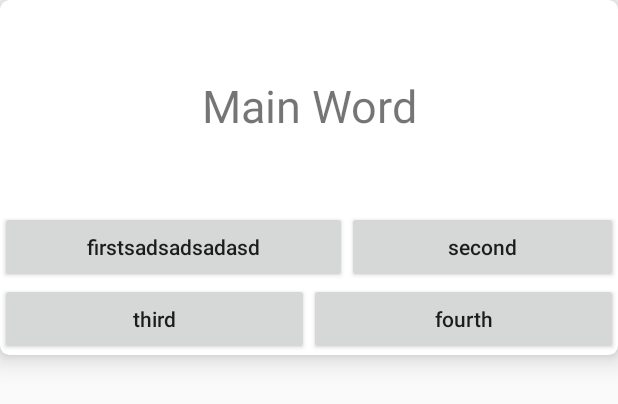
After one commit to okisad/Memofication, an Android app: the layout word_card_card_layout.xml on its own in the app's theme, with its tools: preview values and no code run, on a phone screen of 412 x 824 dp. The commit adds this screen. Shown: the top 404 px of the screen. Run offline under Robolectric (Android 15) with nearby library versions, the light colour scheme and no system bars.

Commit message:
change word card view

```diff
--- a/app/src/main/java/com/oktaysadoglu/memofication/activities/PlacementTestActivity.java
+++ b/app/src/main/java/com/oktaysadoglu/memofication/activities/PlacementTestActivity.java
@@ -2,27 +2,19 @@ package com.oktaysadoglu.memofication.activities;
 
 import android.content.Context;
 import android.os.Bundle;
-import android.support.design.widget.FloatingActionButton;
-import android.support.design.widget.Snackbar;
 import android.support.v7.app.AppCompatActivity;
-import android.support.v7.widget.Toolbar;
 import android.util.Log;
 import android.view.LayoutInflater;
 import android.view.View;
 import android.view.ViewGroup;
 import android.widget.BaseAdapter;
+import android.widget.Button;
 import android.widget.TextView;
-import android.widget.Toast;
 
 import com.daprlabs.cardstack.SwipeDeck;
 import com.oktaysadoglu.memofication.Memofication;
 import com.oktaysadoglu.memofication.R;
-import com.oktaysadoglu.memofication.db.UserWords;
-import com.oktaysadoglu.memofication.db.UserWordsDao;
-import com.oktaysadoglu.memofication.db.Word;
-import com.oktaysadoglu.memofication.db.WordDao;
 import com.oktaysadoglu.memofication.events.WordCardViewEvent;
-import com.oktaysadoglu.memofication.fragments.GamePlayFragment;
 import com.oktaysadoglu.memofication.jobs.WriteWordCardJob;
 import com.oktaysadoglu.memofication.model.WordCard;
 
@@ -150,9 +142,15 @@ public class PlacementTestActivity extends AppCompatActivity {
             if(v == null){
                 LayoutInflater inflater = getLayoutInflater();
                 // normally use a viewholder
-                v = inflater.inflate(R.layout.ex_card_view, parent, false);
+                v = inflater.inflate(R.layout.word_card_card_layout, parent, false);
             }
-            ((TextView) v.findViewById(R.id.textView2)).setText(data.get(position).toString());
+            ((TextView) v.findViewById(R.id.word_card_card_layout_main_word_text)).setText(data.get(position).getMainWord().getWord());
+
+            ((Button) v.findViewById(R.id.word_card_card_layout_first_button)).setText(data.get(position).getWords().get(0).getMean());
+            ((Button) v.findViewById(R.id.word_card_card_layout_second_button)).setText(data.get(position).getWords().get(1).getMean());
+            ((Button) v.findViewById(R.id.word_card_card_layout_third_button)).setText(data.get(position).getWords().get(2).getMean());
+            ((Button) v.findViewById(R.id.word_card_card_layout_fourth_button)).setText(data.get(position).getWords().get(3).getMean());
+
 
             v.setOnClickListener(new View.OnClickListener() {
                 @Override
--- a/app/src/main/res/layout/ex_card_view.xml
+++ /dev/null
@@ -1,29 +0,0 @@
-<?xml version="1.0" encoding="utf-8"?>
-<android.support.v7.widget.CardView
-    xmlns:android="http://schemas.android.com/apk/res/android"
-    xmlns:card_view="http://schemas.android.com/apk/res-auto"
-    android:layout_height="wrap_content"
-    android:layout_width="match_parent"
-    card_view:cardCornerRadius="6dp"
-    card_view:cardElevation="10dp"
-    >
-    <LinearLayout
-        android:orientation="vertical"
-        android:layout_width="match_parent"
-        android:layout_height="wrap_content"
-        android:minHeight="200dp">
-        <TextView
-            android:layout_width="wrap_content"
-            android:layout_height="wrap_content"
-            android:text="Test Text"
-            android:id="@+id/textView"
-            android:layout_gravity="center_horizontal" />
-        <TextView
-            android:layout_width="wrap_content"
-            android:layout_height="wrap_content"
-            android:textAppearance="?android:attr/textAppearanceLarge"
-            android:text="Large Text"
-            android:id="@+id/textView2"
-            android:layout_gravity="center_horizontal" />
-    </LinearLayout>
-</android.support.v7.widget.CardView>
--- /dev/null
+++ b/app/src/main/res/layout/word_card_card_layout.xml
@@ -0,0 +1,82 @@
+<?xml version="1.0" encoding="utf-8"?>
+<android.support.v7.widget.CardView
+    xmlns:android="http://schemas.android.com/apk/res/android"
+    xmlns:card_view="http://schemas.android.com/apk/res-auto"
+    android:layout_width="match_parent"
+    android:layout_height="wrap_content"
+    card_view:cardCornerRadius="6dp"
+    card_view:cardElevation="10dp"
+    >
+
+    <LinearLayout
+        android:layout_width="match_parent"
+        android:layout_height="wrap_content"
+        android:minHeight="200dp"
+        android:orientation="vertical">
+
+        <RelativeLayout
+            android:layout_width="match_parent"
+            android:layout_height="wrap_content"
+            android:layout_marginTop="50dp">
+
+            <TextView
+                android:id="@+id/word_card_card_layout_main_word_text"
+                android:layout_width="match_parent"
+                android:layout_height="wrap_content"
+                android:gravity="center"
+                android:text="Main Word"
+                android:textSize="30sp"/>
+        </RelativeLayout>
+
+        <RelativeLayout
+            android:layout_width="match_parent"
+            android:layout_height="match_parent"
+            android:layout_marginTop="50dp"
+            >
+            <LinearLayout
+                android:id="@+id/word_card_card_layout_top_linear_layout"
+                android:layout_width="match_parent"
+                android:layout_height="wrap_content"
+                android:orientation="horizontal"
+                android:baselineAligned="true">
+                <Button
+                    android:id="@+id/word_card_card_layout_first_button"
+                    android:layout_width="wrap_content"
+                    android:layout_height="wrap_content"
+                    android:layout_weight="1"
+                    android:textAllCaps="false"
+                    android:singleLine="false"
+                    android:maxLines="2"
+                    android:text="firstsadsadsadasd"/>
+                <Button
+                    android:id="@+id/word_card_card_layout_second_button"
+                    android:layout_width="wrap_content"
+                    android:layout_height="wrap_content"
+                    android:layout_weight="1"
+                    android:textAllCaps="false"
+                    android:text="second"/>
+            </LinearLayout>
+            <LinearLayout
+                android:id="@+id/word_card_card_layout_bottom_linear_layout"
+                android:layout_below="@id/word_card_card_layout_top_linear_layout"
+                android:layout_width="match_parent"
+                android:layout_height="wrap_content"
+                android:orientation="horizontal">
+                <Button
+                    android:id="@+id/word_card_card_layout_third_button"
+                    android:layout_width="wrap_content"
+                    android:layout_height="wrap_content"
+                    android:layout_weight="1"
+                    android:textAllCaps="false"
+                    android:text="third"/>
+                <Button
+                    android:id="@+id/word_card_card_layout_fourth_button"
+                    android:layout_width="wrap_content"
+                    android:layout_height="wrap_content"
+                    android:layout_weight="1"
+                    android:textAllCaps="false"
+                    android:text="fourth"/>
+            </LinearLayout>
+        </RelativeLayout>
+    </LinearLayout>
+</android.support.v7.widget.CardView>
```
